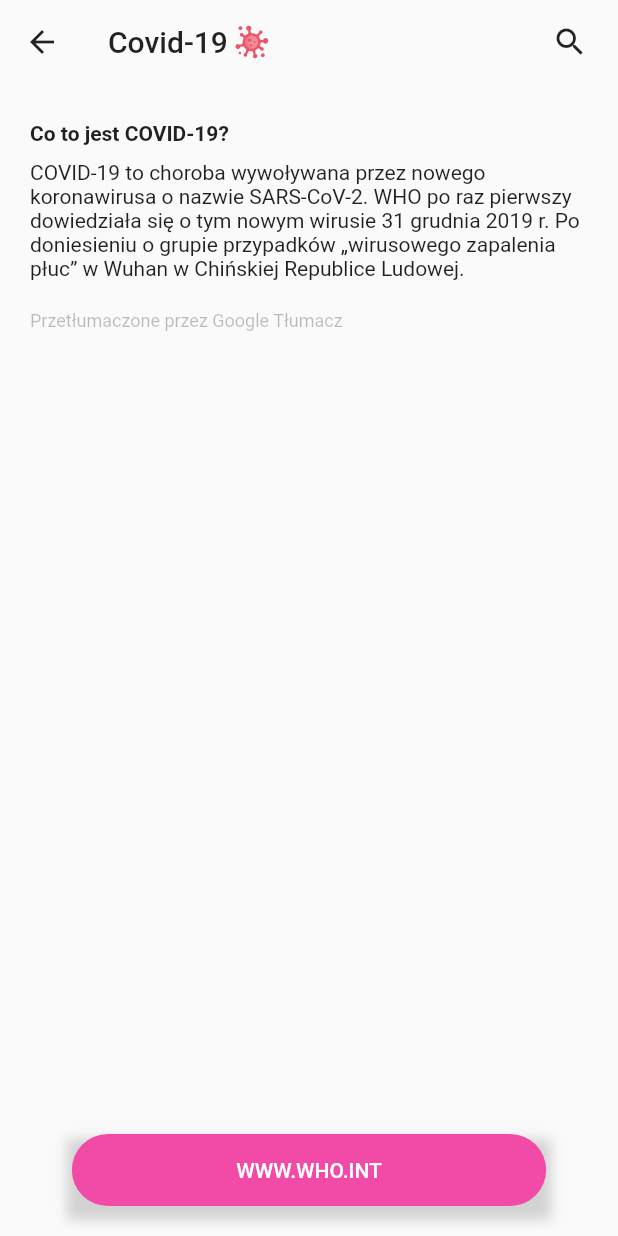
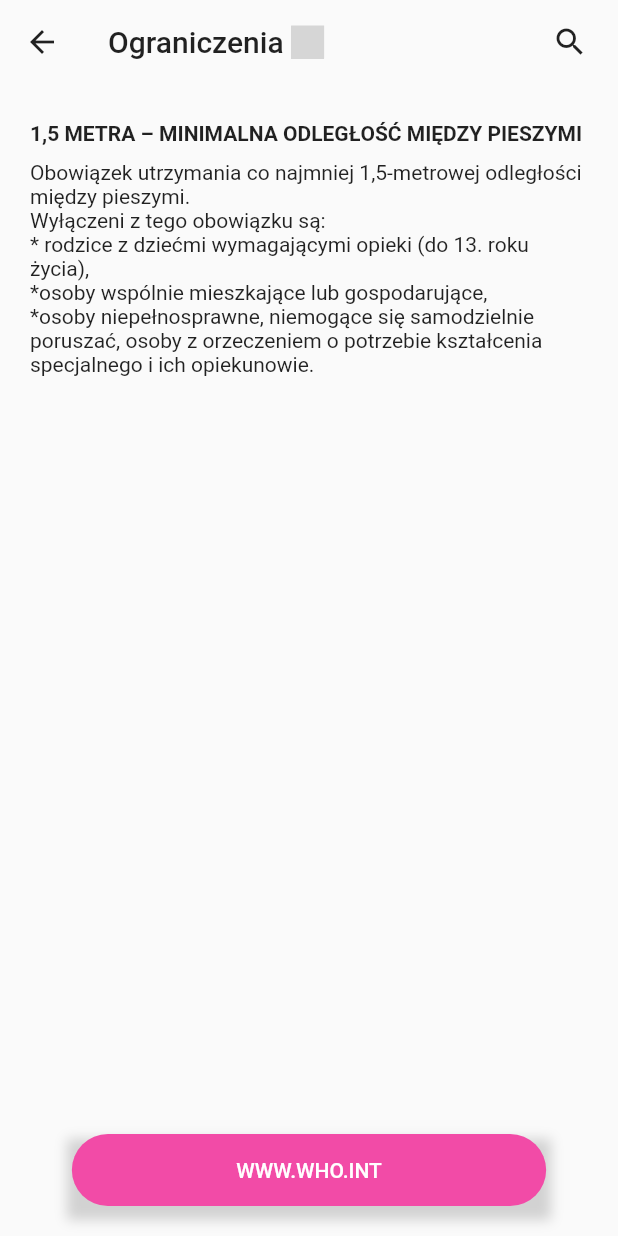
Before and after one commit to skrzypak/Bit-Festival-Hackathon-2020, a Flutter app: the screen it shows after launch, on a phone screen of 412 x 824 dp. Run offline on Flutter 3.47's test engine with Material 2 defaults, Android fonts, the phone set to English and light mode, and no system bars; our stand-ins replace flutter_svg; grey boxes are pictures that could not be loaded.

Commit message:
article restrictions screen

```diff
--- a/Flutter/corona_info/lib/main.dart
+++ b/Flutter/corona_info/lib/main.dart
@@ -1,6 +1,7 @@
 import 'package:corona_info/screens/home/homeScreen.dart';
 import 'package:corona_info/screens/info/articleInfoScreen.dart';
 import 'package:corona_info/screens/info/infoScreen.dart';
+import 'package:corona_info/screens/restrictions/articleRestrictionsScreen.dart';
 import 'package:corona_info/widgets/BottomButton.dart';
 import 'package:flutter/material.dart';
 
@@ -17,7 +18,7 @@ class MyApp extends StatelessWidget {
         primarySwatch: Colors.blue,
         visualDensity: VisualDensity.adaptivePlatformDensity,
       ),
-      home: ArticleInfoScreen("Covid-19", "virus"),
+      home: ArticleRestrictionsScreen("Ograniczenia"),
     );
   }
 }
--- /dev/null
+++ b/Flutter/corona_info/lib/screens/restrictions/articleRestrictionsScreen.dart
@@ -0,0 +1,46 @@
+import 'package:corona_info/main.dart';
+import 'package:corona_info/widgets/AppBar.dart';
+import 'package:corona_info/widgets/BottomButton.dart';
+import 'package:corona_info/widgets/FontStyle.dart';
+import 'package:flutter/material.dart';
+import 'package:flutter_svg/flutter_svg.dart';
+
+class ArticleRestrictionsScreen extends StatelessWidget {
+  ArticleRestrictionsScreen(this.title);
+
+  String title;
+
+  @override
+  Widget build(BuildContext context) {
+    return Scaffold(
+        body: Container(
+      child: Center(
+          child: Expanded(
+        child: Column(
+          children: <Widget>[
+            Container(
+              child: MyAppBar(title),
+            ),
+            Align(
+              alignment: Alignment.centerLeft,
+              child: Padding(
+                padding: const EdgeInsets.fromLTRB(20, 25, 20, 0),
+                child: Text(
+                  "1,5 METRA – MINIMALNA ODLEGŁOŚĆ MIĘDZY PIESZYMI",
+                  style: TextStyle(fontWeight: FontWeight.bold, fontSize: 14),
+                ),
+              ),
+            ),
+            Padding(
+              padding: const EdgeInsets.fromLTRB(20, 10, 20, 0),
+              child: Text(
+                  "Obowiązek utrzymania co najmniej 1,5-metrowej odległości między pieszymi.\nWyłączeni z tego obowiązku są:\n* rodzice z dziećmi wymagającymi opieki (do 13. roku   życia),\n*osoby wspólnie mieszkające lub gospodarujące,\n*osoby niepełnosprawne, niemogące się samodzielnie poruszać, osoby z orzeczeniem o potrzebie kształcenia specjalnego i ich opiekunowie."),
+            ),
+            Expanded(child: Container()),
+            BottomButton("WWW.WHO.INT"),
+          ],
+        ),
+      )),
+    ));
+  }
+}
```
